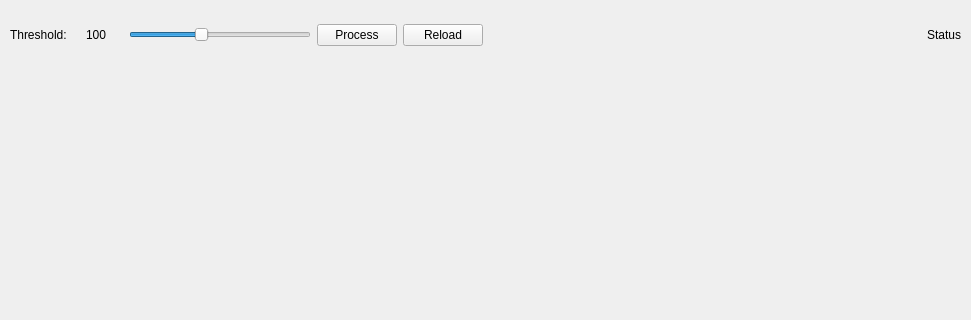
First picture: the form in mainwindow.ui, repository Tyler-Barham/basic-image-manipulation, before the edit; both pictures show x 0 to 971 and y 0 to 320 of the 971 by 636 pixel window.
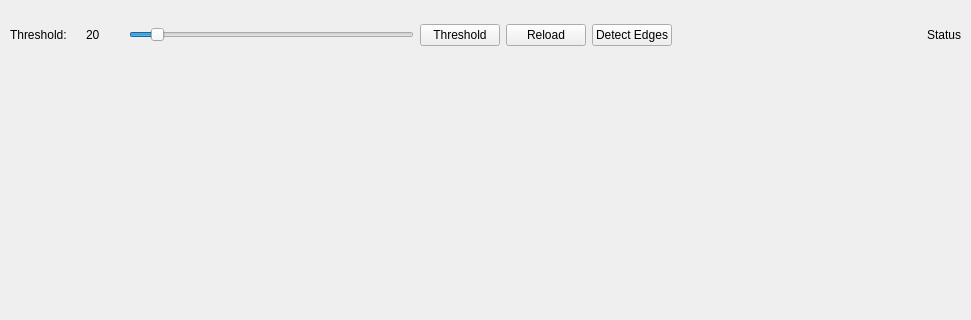
Second picture: the form after the edit.

Commit message: Initial edge detection implementation (currently top 1/3 of screen only)

What changed in the file:
```diff
--- a/mainwindow.ui
+++ b/mainwindow.ui
@@ -37,7 +37,7 @@
       <number>5</number>
      </property>
      <item>
-      <layout class="QHBoxLayout" name="layoutTopbar" stretch="5,4,1">
+      <layout class="QHBoxLayout" name="layoutTopbar" stretch="7,2,1">
        <item>
         <layout class="QHBoxLayout" name="layoutThreshold">
          <item>
@@ -71,7 +71,7 @@
             <string notr="true">padding: 0px 10px</string>
            </property>
            <property name="text">
-            <string>100</string>
+            <string>20</string>
            </property>
           </widget>
          </item>
@@ -81,7 +81,7 @@
             <number>255</number>
            </property>
            <property name="value">
-            <number>100</number>
+            <number>20</number>
            </property>
            <property name="orientation">
             <enum>Qt::Horizontal</enum>
@@ -91,7 +91,7 @@
          <item>
           <widget class="QPushButton" name="buttonProcess">
            <property name="text">
-            <string>Process</string>
+            <string>Threshold</string>
            </property>
           </widget>
          </item>
@@ -102,6 +102,13 @@
            </property>
           </widget>
          </item>
+         <item>
+          <widget class="QPushButton" name="buttonEgdes">
+           <property name="text">
+            <string>Detect Edges</string>
+           </property>
+          </widget>
+         </item>
         </layout>
        </item>
        <item>
```
Left out of the diff: 2 changed lines with no effect on the pictures. The commit also changes 5 other files.
